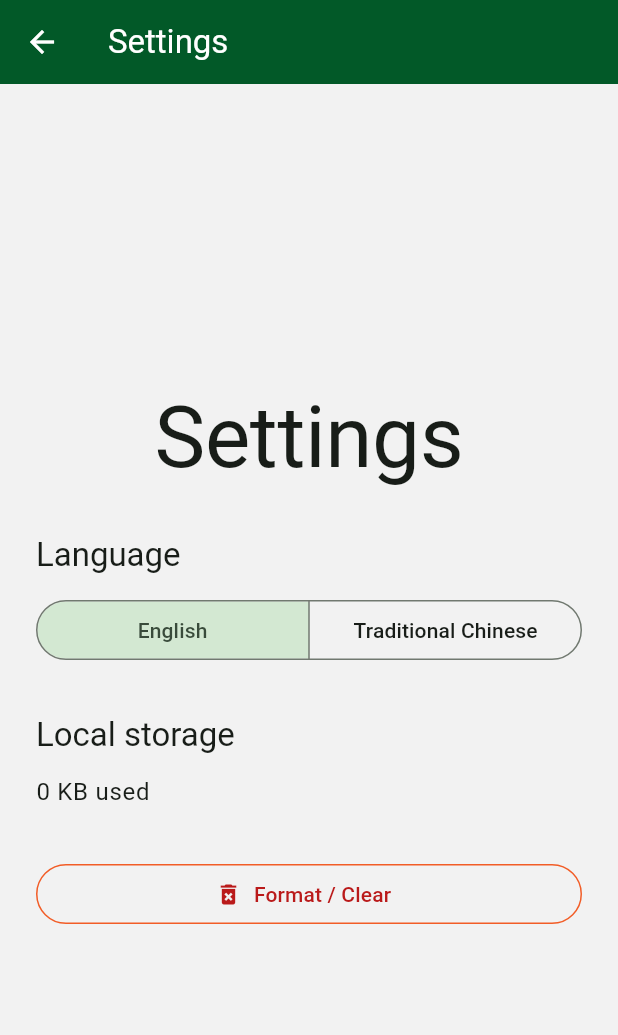
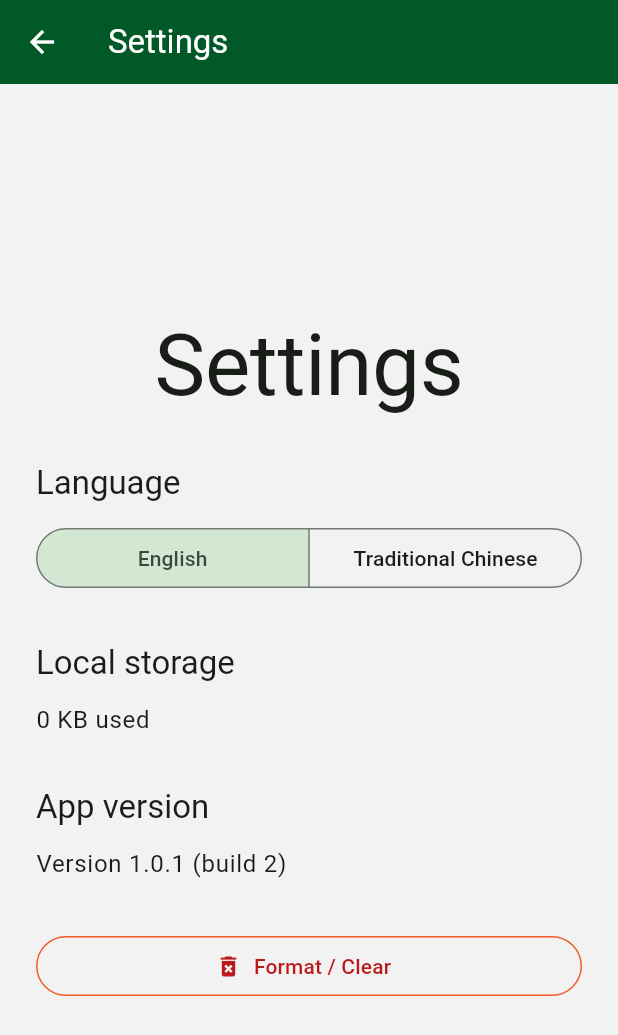
Before and after one commit to VexiQuus/FlutterWorkshop, a Flutter app: the screen it shows after launch, after a tap on the "settings" icon, on a phone screen of 412 x 824 dp. Shown: the top 1035 px of the screen. Run offline on Flutter 3.47's test engine with Material 3 defaults, Android fonts, the phone set to English and light mode, and no system bars; our stand-ins replace image_picker, package_info_plus, permission_handler, shared_preferences.

Commit message:
Version control

```diff
--- a/lib/Pages/Settings/SettingsPage.dart
+++ b/lib/Pages/Settings/SettingsPage.dart
@@ -2,6 +2,7 @@ import 'dart:async';
 
 import 'package:flutter/material.dart';
 import 'package:flutterworkshop/l10n/generated/app_localizations.dart';
+import 'package:package_info_plus/package_info_plus.dart';
 
 import 'SettingsPageController.dart';
 
@@ -30,10 +31,12 @@ class _SettingsPageState extends State<SettingsPage> {
   bool _isStorageSizeLoading = true;
   int? _storageSizeBytes;
   String? _storageSizeError;
+  late final Future<PackageInfo> _appInfo;
 
   @override
   void initState() {
     super.initState();
+    _appInfo = PackageInfo.fromPlatform();
     unawaited(_loadStorageSize());
   }
 
@@ -262,6 +265,39 @@ class _SettingsPageState extends State<SettingsPage> {
                   style: Theme.of(context).textTheme.bodyLarge,
                 ),
               const SizedBox(height: 32),
+              Text(
+                strings.appVersionTitle,
+                style: Theme.of(context).textTheme.titleLarge,
+              ),
+              const SizedBox(height: 12),
+              FutureBuilder<PackageInfo>(
+                future: _appInfo,
+                builder: (context, snapshot) {
+                  if (snapshot.connectionState != ConnectionState.done) {
+                    return const LinearProgressIndicator();
+                  }
+                  if (snapshot.hasError) {
+                    return Text(
+                      strings.appVersionLoadError(
+                        snapshot.error.toString(),
+                      ),
+                      style: TextStyle(
+                        color: Theme.of(context).colorScheme.error,
+                      ),
+                    );
+                  }
+
+                  final packageInfo = snapshot.requireData;
+                  return Text(
+                    strings.appVersionAndBuild(
+                      packageInfo.version,
+                      packageInfo.buildNumber,
+                    ),
+                    style: Theme.of(context).textTheme.bodyLarge,
+                  );
+                },
+              ),
+              const SizedBox(height: 32),
               OutlinedButton.icon(
                 onPressed: _isClearing ? null : _confirmAndClear,
                 icon: const Icon(Icons.delete_forever),
--- a/lib/l10n/app_en.arb
+++ b/lib/l10n/app_en.arb
@@ -139,6 +139,26 @@
     }
   },
   "localStorageSizeTitle": "Local storage",
+  "appVersionTitle": "App version",
+  "appVersionAndBuild": "Version {version} (build {buildNumber})",
+  "@appVersionAndBuild": {
+    "placeholders": {
+      "version": {
+        "type": "String"
+      },
+      "buildNumber": {
+        "type": "String"
+      }
+    }
+  },
+  "appVersionLoadError": "Could not read app version: {details}",
+  "@appVersionLoadError": {
+    "placeholders": {
+      "details": {
+        "type": "String"
+      }
+    }
+  },
   "localStorageUsage": "{size} KB used",
   "@localStorageUsage": {
     "placeholders": {
--- a/pubspec.yaml
+++ b/pubspec.yaml
@@ -16,7 +16,7 @@ publish_to: 'none' # Remove this line if you wish to publish to pub.dev
 # https://developer.apple.com/library/archive/documentation/General/Reference/InfoPlistKeyReference/Articles/CoreFoundationKeys.html
 # In Windows, build-name is used as the major, minor, and patch parts
 # of the product and file versions while build-number is used as the build suffix.
-version: 1.0.0+1
+version: 1.0.1+2
 
 environment:
   sdk: ^3.13.7
@@ -41,6 +41,7 @@ dependencies:
   path_provider: ^2.1.5
   permission_handler: ^13.0.2
   shared_preferences: ^2.5.4
+  package_info_plus: ^10.2.2
 
 dev_dependencies:
   flutter_test:
```
Also changed, not shown: lib/l10n/app_zh.arb (+20 -0 lines), lib/l10n/app_zh_TW.arb (+20 -0 lines), lib/l10n/generated/app_localizations.dart, lib/l10n/generated/app_localizations_en.dart, lib/l10n/generated/app_localizations_zh.dart, pubspec.lock, 2 other files.
